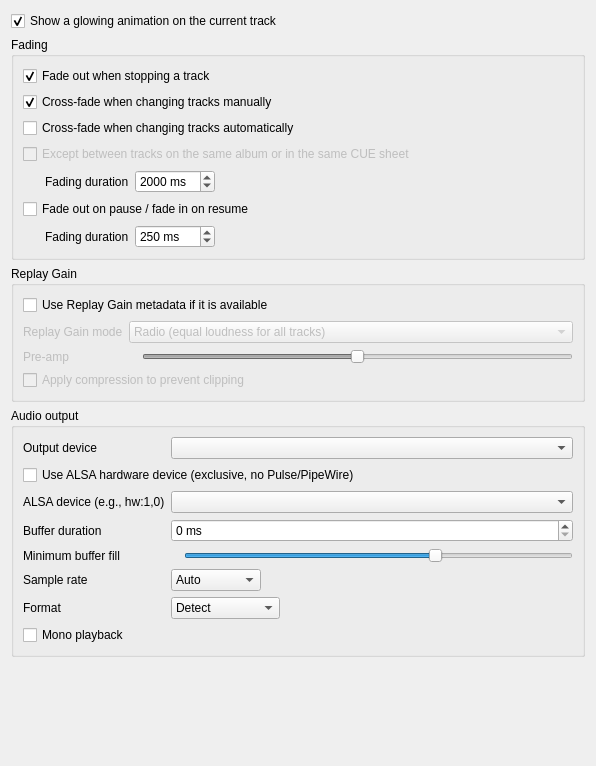
First picture: the form in src/ui/playbacksettingspage.ui, repository KalGeo/ClementineDSD, before the edit.
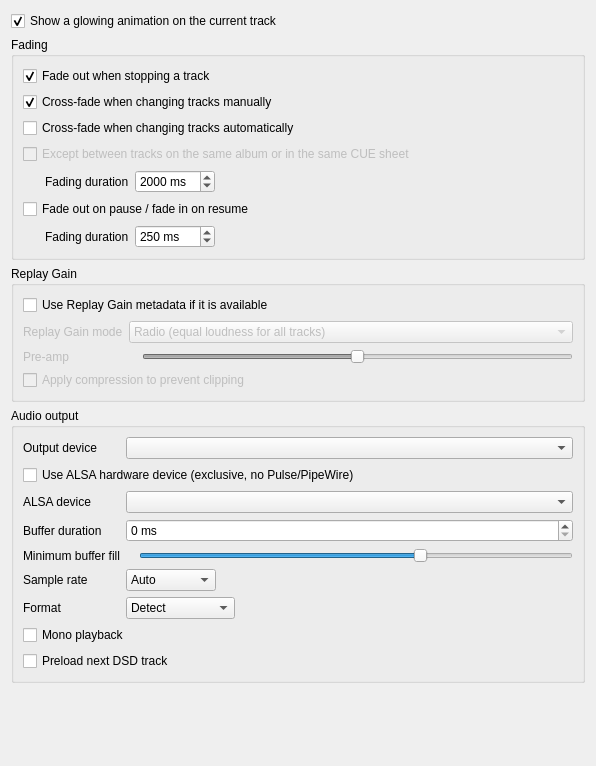
Second picture: the form after the edit. Custom widgets are drawn as their Qt base class.

Diff of the .ui file:
```diff
--- a/src/ui/playbacksettingspage.ui
+++ b/src/ui/playbacksettingspage.ui
@@ -307,7 +307,7 @@
       <item row="2" column="0">
        <widget class="QLabel" name="alsa_device_label">
         <property name="text">
-         <string>ALSA device (e.g., hw:1,0)</string>
+         <string>ALSA device</string>
         </property>
        </widget>
       </item>
@@ -466,6 +466,16 @@
         </property>
        </widget>
       </item>
+      <item row="8" column="0" colspan="2">
+       <widget class="QCheckBox" name="dsd_preload_experimental">
+        <property name="toolTip">
+         <string>Preload next DSD file to reduce transition delay between tracks</string>
+        </property>
+        <property name="text">
+         <string>Preload next DSD track</string>
+        </property>
+       </widget>
+      </item>
       <item row="6" column="1">
        <layout class="QHBoxLayout" name="output_format_layout">
         <item>
```
Left out of the diff: 2 changed lines with no effect on the pictures.
